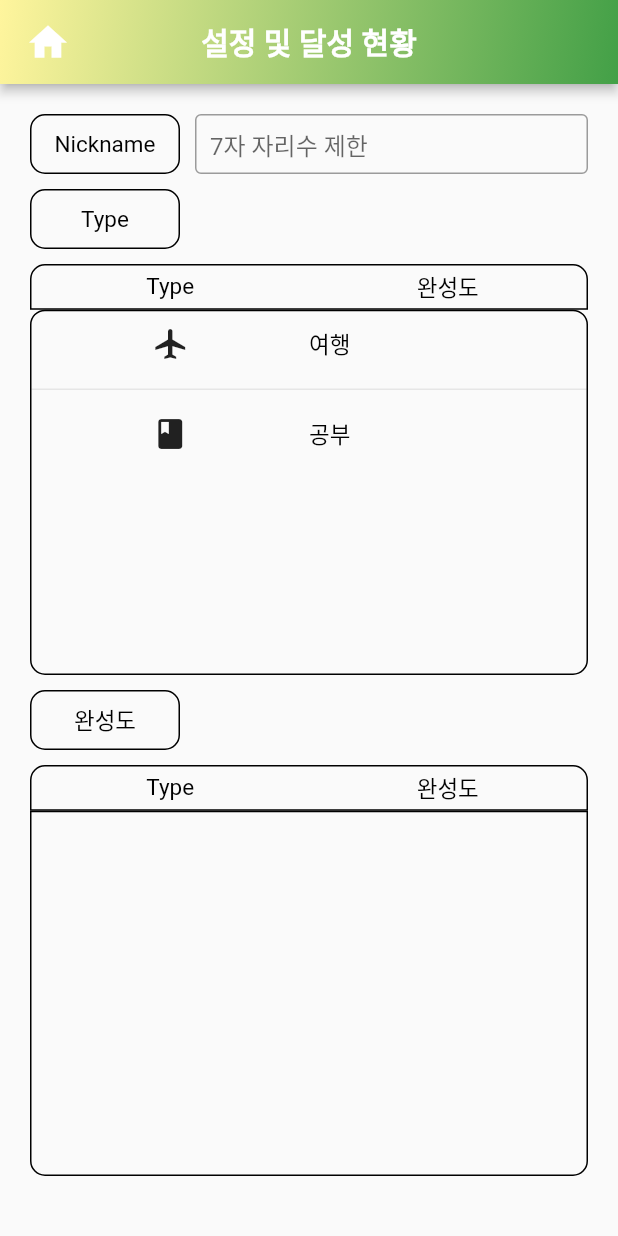
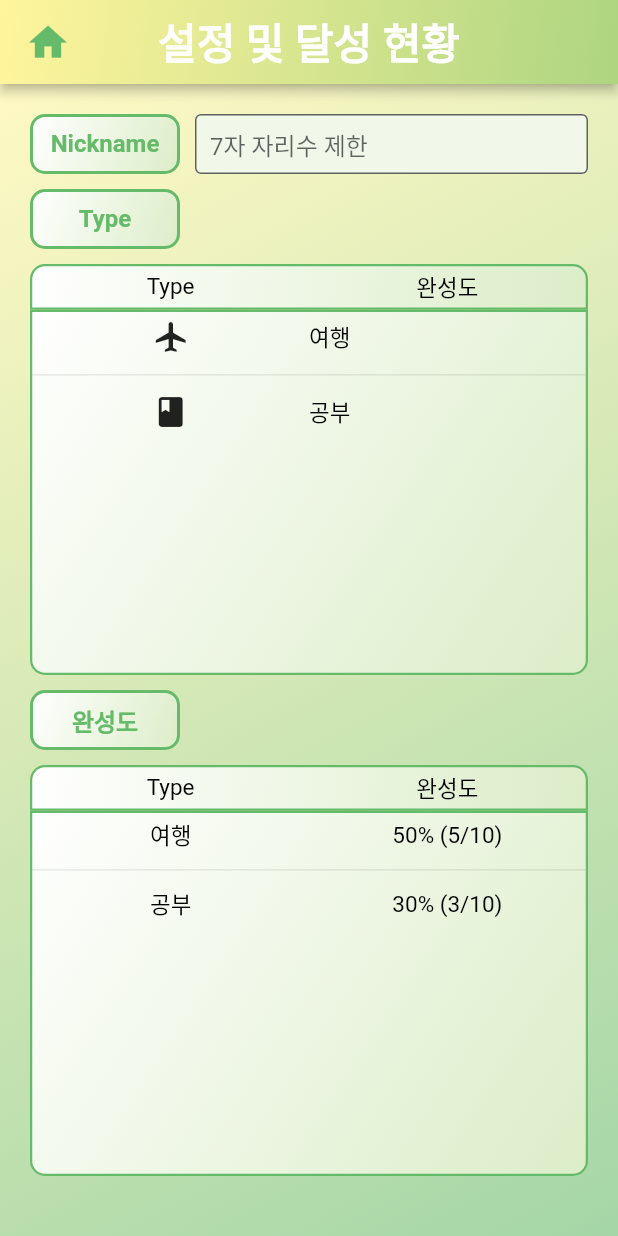
Before and after one commit to zerohyeon-GitHub/bucket_list, a Flutter app: the Setting_Page screen opened directly, on a phone screen of 412 x 824 dp. Run offline on Flutter 3.47's test engine with Material 2 defaults, Android fonts, the phone set to English and light mode, and no system bars; our stand-ins replace sqflite; accounts and stored records are empty.

Commit message:
230713 zero : setting 화면 구성

```diff
--- a/lib/main_page.dart
+++ b/lib/main_page.dart
@@ -36,6 +36,8 @@ List<BucketItem> bucketList = [
 class SecondPage extends StatelessWidget {
   const SecondPage({super.key});
 
+  static String routeName = "/main_page";
+
   @override
   Widget build(BuildContext context) {
     return Scaffold(
@@ -55,10 +57,10 @@ class SecondPage extends StatelessWidget {
         actions: [
           IconButton(
             onPressed: () {
-              Navigator.push(
-                context,
-                MaterialPageRoute(builder: (context) => Setting_Page()),
-              );
+              Navigator.pushAndRemoveUntil(
+                  context,
+                  MaterialPageRoute(builder: (context) => Setting_Page()),
+                  (route) => false);
             },
             icon: Icon(
               Icons.settings,
--- a/lib/setting_page.dart
+++ b/lib/setting_page.dart
@@ -4,6 +4,8 @@ import 'package:bucket_list/main_page.dart';
 import 'package:bucket_list/main.dart';
 import 'package:path/path.dart';
 import 'package:sqflite/sqflite.dart';
+
+import 'dart:ui' as ui;
 
 import 'package:flutter/cupertino.dart';
 import 'package:flutter/material.dart';
@@ -20,6 +22,8 @@ class typeList {
 
 class Setting_Page extends StatefulWidget {
   const Setting_Page({super.key});
+
+  static const String routeName = "/setting_page";
 
   @override
   State<Setting_Page> createState() => _Setting_PageState();
@@ -117,7 +121,21 @@ class _Setting_PageState extends State<Setting_Page> {
       },
     ];
 
+    // type 목록
+    List<Map<String, dynamic>> BucketList_date = [
+      {
+        "type": "여행",
+        "date": "50% (5/10)",
+      },
+      {
+        "type": "공부",
+        "date": "30% (3/10)",
+      },
+    ];
+
     final deviceWidth = MediaQuery.of(context).size.width;
+    final Shader linearGradientShader = ui.Gradient.linear(
+        Offset(0, 20), Offset(150, 20), [Colors.red, Colors.yellow]);
 
     return Scaffold(
       appBar: AppBar(
@@ -128,7 +146,7 @@ class _Setting_PageState extends State<Setting_Page> {
               end: Alignment.bottomRight,
               colors: <Color>[
                 Color(0xFFFFF59D),
-                Color(0xFF43A047),
+                Color(0xFFAED581),
               ],
             ),
           ),
@@ -142,18 +160,18 @@ class _Setting_PageState extends State<Setting_Page> {
             children: [
               IconButton(
                 onPressed: () {
-                  log("home icon select : db okay?");
-                  List<String> test_type = ["여행", "공부", "저축", "게임", "독서"];
-                  List<String> test_icon = ["여행", "공부", "저축", "게임", "독서"];
-                  _addData("test type", "test icon");
-                  Navigator.push(
+                  // log("home icon select : db okay?");
+                  // List<String> test_type = ["여행", "공부", "저축", "게임", "독서"];
+                  // List<String> test_icon = ["여행", "공부", "저축", "게임", "독서"];
+                  // _addData("test type", "test icon");
+                  Navigator.pushAndRemoveUntil(
                       context,
                       MaterialPageRoute(builder: (context) => SecondPage()),
-                  );
+                      (route) => false);
                 },
                 icon: Icon(
                   Icons.home,
-                  color: Colors.white,
+                  color: Colors.green[400],
                   size: 30,
                 ),
               ),
@@ -168,15 +186,28 @@ class _Setting_PageState extends State<Setting_Page> {
             Text(
               '설정 및 달성 현황',
               style: TextStyle(
+                // foreground: Paint()..shader = linearGradientShader,
+                // foreground: Paint()
+                //   ..shader = LinearGradient(
+                //     colors: <Color>[Colors.green!, Colors.white!],
+                //   ).createShader(Rect.fromLTWH(0.0, 0.0, 200.0, 100.0)),
                 color: Colors.white,
                 fontWeight: FontWeight.bold,
-                fontSize: 20,
+                fontSize: 28,
               ),
             ),
           ],
         ),
       ),
-      body: Padding(
+      body: Container(
+        decoration: BoxDecoration(
+          gradient: LinearGradient(
+            begin: Alignment.topLeft,
+            end: Alignment.bottomRight,
+            colors: [Colors.yellow[100]!, Colors.green[200]!],
+          ),
+        ),
+        child: Padding(
           padding: const EdgeInsets.all(20.0),
           child: Column(
             mainAxisAlignment: MainAxisAlignment.start,
@@ -188,17 +219,22 @@ class _Setting_PageState extends State<Setting_Page> {
                     height: 40,
                     width: 100,
                     decoration: BoxDecoration(
+                        gradient: LinearGradient(
+                          begin: Alignment.topLeft,
+                          end: Alignment.bottomRight,
+                          colors: [Colors.white, Colors.lightGreen[100]!],
+                        ),
                         borderRadius: BorderRadius.circular(10),
                         border: Border.all(
-                        color: Colors.black,
-                        width: 1,
+                          color: Colors.green[400]!,
+                          width: 2,
                         )),
                     child: Text(
                       'Nickname',
                       style: TextStyle(
-                      color: Colors.black,
-                      fontWeight: FontWeight.normal,
-                      fontSize: 15,
+                        color: Colors.green[400],
+                        fontWeight: FontWeight.bold,
+                        fontSize: 16,
                       ),
                     ),
                   ),
@@ -213,6 +249,8 @@ class _Setting_PageState extends State<Setting_Page> {
                     width: deviceWidth - 150,
                     child: TextFormField(
                       decoration: InputDecoration(
+                        filled: true,
+                        fillColor: Colors.lightGreen[50],
                         contentPadding: EdgeInsets.only(
                             left: 10.0, right: 0.0, top: 0.0, bottom: 0.0),
                         hintText: "7자 자리수 제한",
@@ -235,19 +273,24 @@ class _Setting_PageState extends State<Setting_Page> {
                     height: 40,
                     width: 100,
                     decoration: BoxDecoration(
+                        gradient: LinearGradient(
+                          begin: Alignment.topLeft,
+                          end: Alignment.bottomRight,
+                          colors: [Colors.white, Colors.lightGreen[100]!],
+                        ),
                         borderRadius: BorderRadius.circular(10),
                         border: Border.all(
-                        color: Colors.black,
-                        width: 1,
+                          color: Colors.green[400]!,
+                          width: 2,
                         )),
                     child: Padding(
                       padding: const EdgeInsets.all(5.0),
                       child: Text(
                         'Type',
                         style: TextStyle(
-                        color: Colors.black,
-                        fontWeight: FontWeight.normal,
-                        fontSize: 15,
+                          color: Colors.green[400],
+                          fontWeight: FontWeight.bold,
+                          fontSize: 16,
                         ),
                       ),
                     ),
@@ -259,16 +302,22 @@ class _Setting_PageState extends State<Setting_Page> {
                 height: 10.0,
               ),
               Expanded(
+                flex: 1,
                 child: Container(
                   height: 40.0,
                   decoration: BoxDecoration(
+                    gradient: LinearGradient(
+                      begin: Alignment.topLeft,
+                      end: Alignment.bottomRight,
+                      colors: [Colors.white, Colors.lightGreen[100]!],
+                    ),
                     borderRadius: BorderRadius.only(
                       topLeft: Radius.circular(10),
                       topRight: Radius.circular(10),
                     ),
                     border: Border.all(
-                    color: Colors.black,
-                    width: 1,
+                      color: Colors.green[400]!,
+                      width: 1.5,
                     ),
                     // border: Border(
                     //   left: BorderSide(
@@ -317,10 +366,18 @@ class _Setting_PageState extends State<Setting_Page> {
                 flex: 8,
                 child: Container(
                   decoration: BoxDecoration(
-                    borderRadius: BorderRadius.circular(10),
+                      gradient: LinearGradient(
+                        begin: Alignment.topLeft,
+                        end: Alignment.bottomRight,
+                        colors: [Colors.white, Colors.lightGreen[100]!],
+                      ),
+                      borderRadius: BorderRadius.only(
+                        bottomLeft: Radius.circular(10),
+                        bottomRight: Radius.circular(10),
+                      ),
                       border: Border.all(
-                      color: Colors.black,
-                      width: 1,
+                        color: Colors.green[400]!,
+                        width: 1.5,
                       )),
                   child: ListView.separated(
                     itemCount: BucketList.length,
@@ -328,7 +385,7 @@ class _Setting_PageState extends State<Setting_Page> {
                       return Padding(
                         padding: const EdgeInsets.symmetric(vertical: 2),
                         child: Container(
-                        height: 40.0,
+                          height: 30.0,
                           child: Row(
                             mainAxisSize: MainAxisSize.max,
                             mainAxisAlignment: MainAxisAlignment.center,
@@ -370,19 +427,24 @@ class _Setting_PageState extends State<Setting_Page> {
                     height: 40,
                     width: 100,
                     decoration: BoxDecoration(
+                        gradient: LinearGradient(
+                          begin: Alignment.topLeft,
+                          end: Alignment.bottomRight,
+                          colors: [Colors.white, Colors.lightGreen[100]!],
+                        ),
                         borderRadius: BorderRadius.circular(10),
                         border: Border.all(
-                        color: Colors.black,
-                        width: 1,
+                          color: Colors.green[400]!,
+                          width: 2,
                         )),
                     child: Padding(
                       padding: const EdgeInsets.all(5.0),
                       child: Text(
                         '완성도',
                         style: TextStyle(
-                        color: Colors.black,
-                        fontWeight: FontWeight.normal,
-                        fontSize: 15,
+                          color: Colors.green[400],
+                          fontWeight: FontWeight.bold,
+                          fontSize: 16,
                         ),
                       ),
                     ),
@@ -397,13 +459,18 @@ class _Setting_PageState extends State<Setting_Page> {
                 child: Container(
                   height: 40.0,
                   decoration: BoxDecoration(
+                    gradient: LinearGradient(
+                      begin: Alignment.topLeft,
+                      end: Alignment.bottomRight,
+                      colors: [Colors.white, Colors.lightGreen[100]!],
+                    ),
                     borderRadius: BorderRadius.only(
                       topLeft: Radius.circular(10),
                       topRight: Radius.circular(10),
                     ),
                     border: Border.all(
-                    color: Colors.black,
-                    width: 1,
+                      color: Colors.green[400]!,
+                      width: 1.5,
                     ),
                     // border: Border(
                     //   left: BorderSide(
@@ -452,26 +519,31 @@ class _Setting_PageState extends State<Setting_Page> {
                 flex: 8,
                 child: Container(
                   decoration: BoxDecoration(
+                    gradient: LinearGradient(
+                      begin: Alignment.topLeft,
+                      end: Alignment.bottomRight,
+                      colors: [Colors.white, Colors.lightGreen[100]!],
+                    ),
                     borderRadius: BorderRadius.only(
                       bottomLeft: Radius.circular(10),
                       bottomRight: Radius.circular(10),
                     ),
                     border: Border.all(
-                    color: Colors.black,
-                    width: 1,
+                      color: Colors.green[400]!,
+                      width: 1.5,
                     ),
                   ),
                   child: ListView.separated(
-                  itemCount: typelists.length,
+                    itemCount: BucketList_date.length,
                     itemBuilder: (context, index) {
                       log("test log : " + typelists.length.toString());
                       return Container(
-                      height: 40.0,
+                        height: 30.0,
                         child: Row(
                           children: [
                             Expanded(
                               child: Text(
-                              typelists[index]['type'],
+                                BucketList_date[index]['type'],
                                 textAlign: TextAlign.center,
                                 style: TextStyle(
                                   color: Colors.black,
@@ -482,7 +554,7 @@ class _Setting_PageState extends State<Setting_Page> {
                             ),
                             Expanded(
                               child: Text(
-                              typelists[index]['icon'],
+                                BucketList_date[index]['date'],
                                 textAlign: TextAlign.center,
                                 style: TextStyle(
                                   color: Colors.black,
@@ -508,6 +580,7 @@ class _Setting_PageState extends State<Setting_Page> {
             ],
           ),
         ),
+      ),
     );
   }
 }
```
Lines whose indentation alone changed are shown as unchanged.
